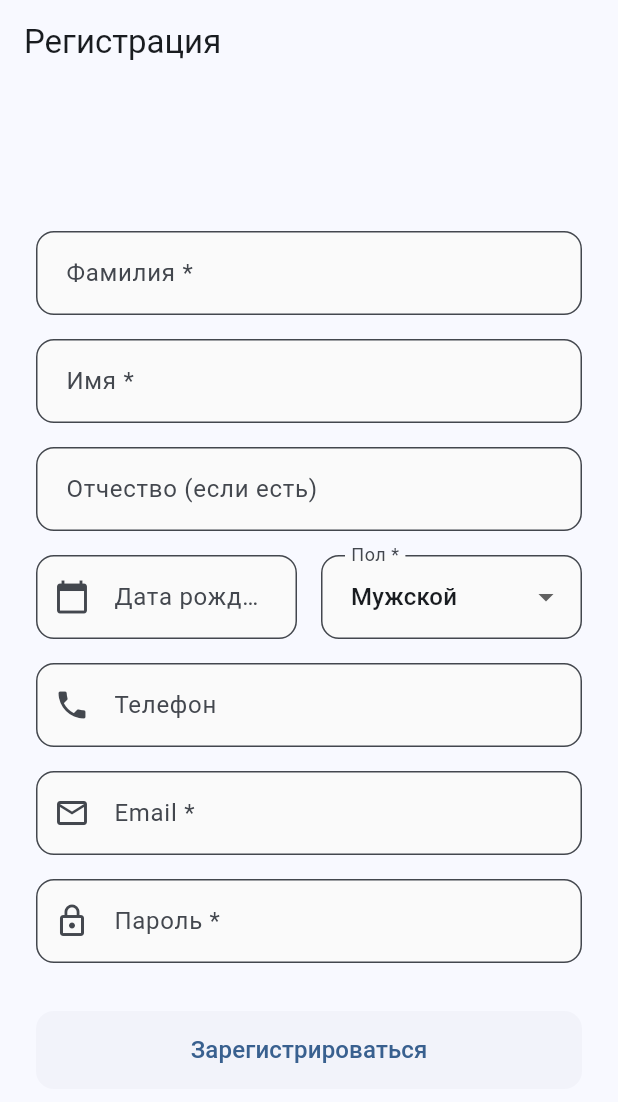
After one commit to ruslanflutterdev/visitor_log, a Flutter app: the RegisterScreen screen opened by its route, on a phone screen of 412 x 824 dp. The commit adds this screen. Shown: the top 1102 px of the screen. Run offline on Flutter 3.47's test engine with Material 3 defaults, Android fonts, the phone set to English and light mode, and no system bars; our stand-ins replace equatable, flutter_bloc, go_router, supabase_flutter; accounts and stored records are empty.

Commit message:
реализованы UI экранов RegisterScreen, RecoveryScreen и OtpScreen. в auth_screen.dart добавлены переходы context.push на новые экраны. в router.dart зарегистрированы новые маршруты (/register, /recovery, /otp/:email). настроен редирект в роутере для пропуска неавторизованных пользователей на экраны регистрации и отр. добавлена валидация формы и передача параметра email в OtpScreen через путь.

```diff
--- a/lib/core/routers/router.dart
+++ b/lib/core/routers/router.dart
@@ -3,19 +3,27 @@ import 'package:go_router/go_router.dart';
 import 'package:supabase_flutter/supabase_flutter.dart';
 import '../../features/auth/screens/auth_screen.dart';
 import '../../features/groups/groups_screen.dart';
-
+import '../../features/auth/screens/register_screen.dart';
+import '../../features/auth/screens/recovery_screen.dart';
+import '../../features/auth/screens/otp_screen.dart';
 
 final GoRouter appRouter = GoRouter(
   initialLocation: '/',
   redirect: (BuildContext context, GoRouterState state) {
     final Session? session = Supabase.instance.client.auth.currentSession;
-    final bool isLoggingIn = state.matchedLocation == '/';
+    final loc = state.matchedLocation;
 
-    if (session == null && !isLoggingIn) {
+    final bool isAuthScreen =
+        loc == '/' ||
+        loc == '/register' ||
+        loc == '/recovery' ||
+        loc.startsWith('/otp');
+
+    if (session == null && !isAuthScreen) {
       return '/';
     }
 
-    if (session != null && isLoggingIn) {
+    if (session != null && isAuthScreen) {
       return '/groups';
     }
 
@@ -34,5 +42,24 @@ final GoRouter appRouter = GoRouter(
         return const GroupsScreen();
       },
     ),
+    GoRoute(
+      path: '/register',
+      builder: (BuildContext context, GoRouterState state) {
+        return const RegisterScreen();
+      },
+    ),
+    GoRoute(
+      path: '/recovery',
+      builder: (BuildContext context, GoRouterState state) {
+        return const RecoveryScreen();
+      },
+    ),
+    GoRoute(
+      path: '/otp/:email',
+      builder: (BuildContext context, GoRouterState state) {
+        final email = state.pathParameters['email']!;
+        return OtpScreen(email: email);
+      },
+    ),
   ],
 );
--- a/lib/core/widgets/custom_text_field.dart
+++ b/lib/core/widgets/custom_text_field.dart
@@ -6,6 +6,8 @@ class CustomTextField extends StatelessWidget {
   final bool obscureText;
   final TextInputType keyboardType;
   final IconData? prefixIcon;
+  final bool readOnly;
+  final VoidCallback? onTap;
 
   const CustomTextField({
     super.key,
@@ -14,6 +16,8 @@ class CustomTextField extends StatelessWidget {
     this.obscureText = false,
     this.keyboardType = TextInputType.text,
     this.prefixIcon,
+    this.readOnly = false,
+    this.onTap,
   });
 
   @override
@@ -22,6 +26,8 @@ class CustomTextField extends StatelessWidget {
       controller: controller,
       obscureText: obscureText,
       keyboardType: keyboardType,
+      readOnly: readOnly,
+      onTap: onTap,
       decoration: InputDecoration(
         labelText: labelText,
         prefixIcon: prefixIcon != null ? Icon(prefixIcon) : null,
--- a/lib/features/auth/bloc/auth_bloc.dart
+++ b/lib/features/auth/bloc/auth_bloc.dart
@@ -19,7 +19,7 @@ class AuthBloc extends Bloc<AuthEvent, AuthBlocState> {
       if (session != null) {
         add(AuthInitialize());
       } else {
-        add(AuthSignOutRequested());
+        add(AuthInitialize());
       }
     });
   }
--- /dev/null
+++ b/lib/features/auth/screens/register_screen.dart
@@ -0,0 +1,213 @@
+import 'package:flutter/material.dart';
+import 'package:flutter_bloc/flutter_bloc.dart';
+import 'package:go_router/go_router.dart';
+import '../../../core/widgets/custom_text_field.dart';
+import '../bloc/auth_bloc.dart';
+import '../bloc/auth_event.dart';
+import '../bloc/auth_state.dart';
+
+class RegisterScreen extends StatefulWidget {
+  const RegisterScreen({super.key});
+
+  @override
+  State<RegisterScreen> createState() => _RegisterScreenState();
+}
+
+class _RegisterScreenState extends State<RegisterScreen> {
+  final _emailController = TextEditingController();
+  final _passwordController = TextEditingController();
+  final _firstNameController = TextEditingController();
+  final _lastNameController = TextEditingController();
+  final _middleNameController = TextEditingController(); // Необязательное
+  final _phoneController = TextEditingController(); // Необязательное
+  final _birthDateController = TextEditingController();
+
+  DateTime? _selectedDate;
+  String _selectedGender = 'Мужской';
+
+  @override
+  void dispose() {
+    _emailController.dispose();
+    _passwordController.dispose();
+    _firstNameController.dispose();
+    _lastNameController.dispose();
+    _middleNameController.dispose();
+    _phoneController.dispose();
+    _birthDateController.dispose();
+    super.dispose();
+  }
+
+  Future<void> _selectDate(BuildContext context) async {
+    final DateTime? picked = await showDatePicker(
+      context: context,
+      initialDate: DateTime(2000),
+      firstDate: DateTime(1940),
+      lastDate: DateTime.now(),
+    );
+    if (picked != null && picked != _selectedDate) {
+      setState(() {
+        _selectedDate = picked;
+        _birthDateController.text =
+            "${picked.day.toString().padLeft(2, '0')}.${picked.month.toString().padLeft(2, '0')}.${picked.year}";
+      });
+    }
+  }
+
+  void _onRegisterPressed() {
+    final email = _emailController.text.trim();
+    final password = _passwordController.text.trim();
+    final firstName = _firstNameController.text.trim();
+    final lastName = _lastNameController.text.trim();
+
+    if (email.isEmpty ||
+        password.isEmpty ||
+        firstName.isEmpty ||
+        lastName.isEmpty ||
+        _selectedDate == null) {
+      ScaffoldMessenger.of(context).showSnackBar(
+        const SnackBar(content: Text('Заполните все обязательные поля')),
+      );
+      return;
+    }
+
+    context.read<AuthBloc>().add(
+      AuthSignUpRequested(
+        email: email,
+        password: password,
+        firstName: firstName,
+        lastName: lastName,
+        middleName: _middleNameController.text.trim(),
+        birthDate: _selectedDate!,
+        gender: _selectedGender == 'Мужской' ? 'M' : 'F',
+        phone: _phoneController.text.trim(),
+      ),
+    );
+  }
+
+  @override
+  Widget build(BuildContext context) {
+    return Scaffold(
+      appBar: AppBar(title: const Text('Регистрация')),
+      body: BlocConsumer<AuthBloc, AuthBlocState>(
+        listener: (context, state) {
+          if (state is AuthOtpVerificationRequired) {
+            ScaffoldMessenger.of(context).showSnackBar(
+              const SnackBar(
+                content: Text('Код отправлен на почту'),
+                backgroundColor: Colors.green,
+              ),
+            );
+            context.go('/otp/${state.email}');
+          } else if (state is AuthError) {
+            ScaffoldMessenger.of(context).showSnackBar(
+              SnackBar(
+                content: Text(state.message),
+                backgroundColor: Colors.redAccent,
+              ),
+            );
+          }
+        },
+        builder: (context, state) {
+          final isLoading = state is AuthLoading;
+
+          return Center(
+            child: SingleChildScrollView(
+              padding: const EdgeInsets.all(24.0),
+              child: Column(
+                crossAxisAlignment: CrossAxisAlignment.stretch,
+                children: [
+                  CustomTextField(
+                    controller: _lastNameController,
+                    labelText: 'Фамилия *',
+                  ),
+                  const SizedBox(height: 16),
+                  CustomTextField(
+                    controller: _firstNameController,
+                    labelText: 'Имя *',
+                  ),
+                  const SizedBox(height: 16),
+                  CustomTextField(
+                    controller: _middleNameController,
+                    labelText: 'Отчество (если есть)',
+                  ),
+                  const SizedBox(height: 16),
+                  Row(
+                    children: [
+                      Expanded(
+                        child: CustomTextField(
+                          controller: _birthDateController,
+                          labelText: 'Дата рождения *',
+                          readOnly: true,
+                          prefixIcon: Icons.calendar_today,
+                          onTap: () => _selectDate(context),
+                        ),
+                      ),
+                      const SizedBox(width: 16),
+                      Expanded(
+                        child: DropdownButtonFormField<String>(
+                          value: _selectedGender,
+                          decoration: InputDecoration(
+                            labelText: 'Пол *',
+                            border: OutlineInputBorder(
+                              borderRadius: BorderRadius.circular(12),
+                            ),
+                            filled: true,
+                            fillColor: Colors.grey.shade50,
+                          ),
+                          items: <String>['Мужской', 'Женский'].map((
+                            String value,
+                          ) {
+                            return DropdownMenuItem<String>(
+                              value: value,
+                              child: Text(value),
+                            );
+                          }).toList(),
+                          onChanged: (newValue) {
+                            setState(() {
+                              _selectedGender = newValue!;
+                            });
+                          },
+                        ),
+                      ),
+                    ],
+                  ),
+                  const SizedBox(height: 16),
+                  CustomTextField(
+                    controller: _phoneController,
+                    labelText: 'Телефон',
+                    keyboardType: TextInputType.phone,
+                    prefixIcon: Icons.phone,
+                  ),
+                  const SizedBox(height: 16),
+                  CustomTextField(
+                    controller: _emailController,
+                    labelText: 'Email *',
+                    keyboardType: TextInputType.emailAddress,
+                    prefixIcon: Icons.email_outlined,
+                  ),
+                  const SizedBox(height: 16),
+                  CustomTextField(
+                    controller: _passwordController,
+                    labelText: 'Пароль *',
+                    obscureText: true,
+                    prefixIcon: Icons.lock_outline,
+                  ),
+                  const SizedBox(height: 32),
+                  ElevatedButton(
+                    onPressed: isLoading ? null : _onRegisterPressed,
+                    child: isLoading
+                        ? const CircularProgressIndicator(color: Colors.white)
+                        : const Text(
+                            'Зарегистрироваться',
+                            style: TextStyle(fontSize: 16),
+                          ),
+                  ),
+                ],
+              ),
+            ),
+          );
+        },
+      ),
+    );
+  }
+}
```
Also changed, not shown: lib/features/auth/screens/auth_screen.dart (+8 -16 lines), lib/features/auth/screens/otp_screen.dart (added, +97 -0 lines), lib/features/auth/screens/recovery_screen.dart (added, +94 -0 lines), lib/features/auth/bloc/auth_state.dart (line endings or trailing spaces), lib/main.dart (line endings or trailing spaces).
